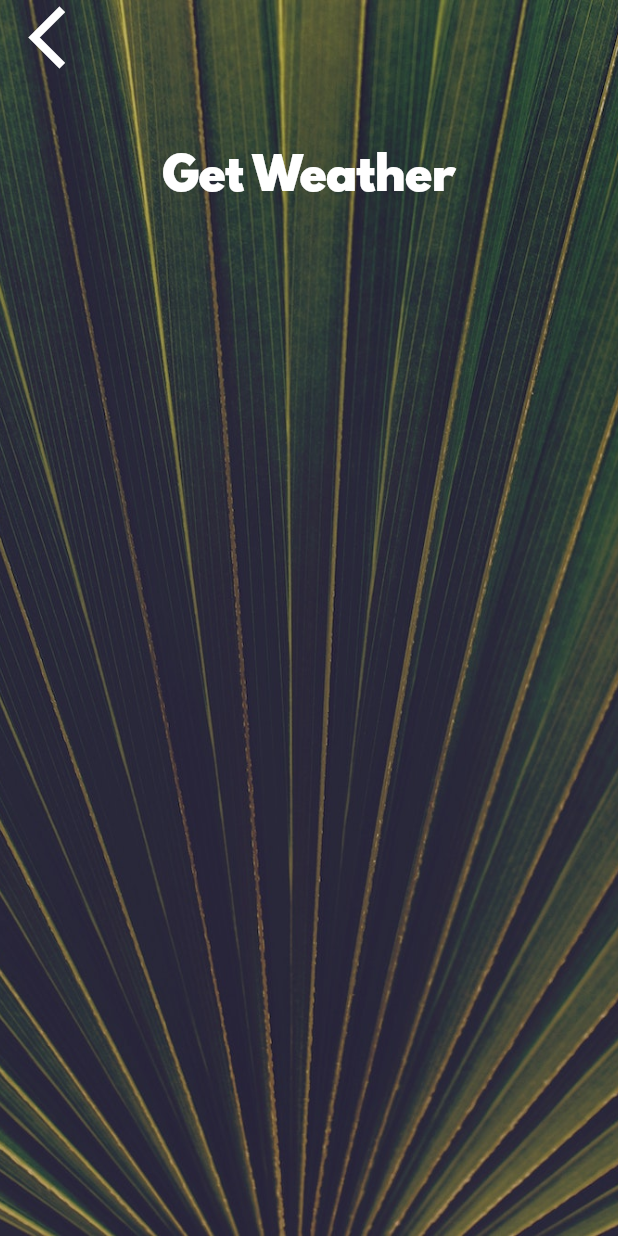
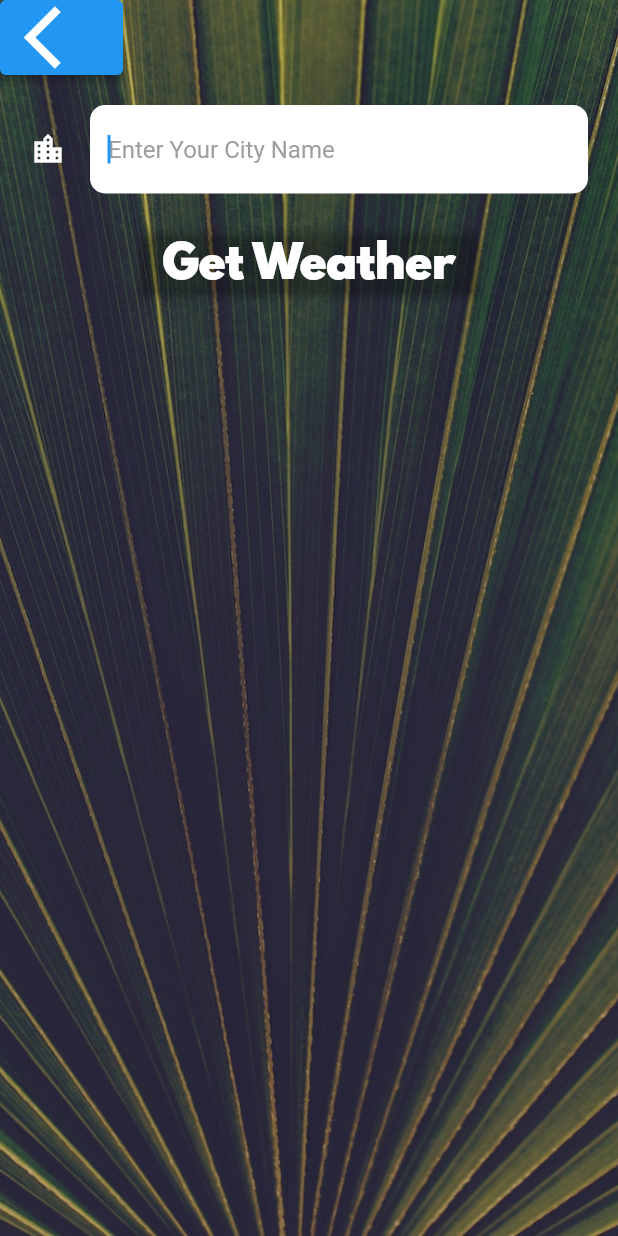
Before and after one commit to SultanCse/clima-flutter-new, a Flutter app: the CityScreen screen opened directly, on a phone screen of 412 x 824 dp. Run offline on Flutter 3.47's test engine with Material 2 defaults, Android fonts, the phone set to English and light mode, and no system bars; our stand-ins replace flutter_spinkit, geolocator.

Commit message:
functionality done

```diff
--- a/lib/main.dart
+++ b/lib/main.dart
@@ -9,8 +9,9 @@ class MyApp extends StatelessWidget {
   @override
   Widget build(BuildContext context) {
     return MaterialApp(
+      debugShowCheckedModeBanner: false,
       theme: ThemeData.dark(),
-      home: LoadingScreen(),
+      home: const LoadingScreen(),
     );
   }
 }
--- a/lib/screens/city_screen.dart
+++ b/lib/screens/city_screen.dart
@@ -1,43 +1,59 @@
 import 'package:clima_flutter_new/utilities/constants.dart';
+import 'package:flutter/cupertino.dart';
 import 'package:flutter/material.dart';
 
 class CityScreen extends StatefulWidget {
+  const CityScreen({Key? key}) : super(key: key);
+
   @override
   _CityScreenState createState() => _CityScreenState();
 }
 
 class _CityScreenState extends State<CityScreen> {
+  String? cityName;
   @override
   Widget build(BuildContext context) {
     return Scaffold(
       body: Container(
-        decoration: BoxDecoration(
+        decoration: const BoxDecoration(
           image: DecorationImage(
             image: AssetImage('images/city_background.jpg'),
             fit: BoxFit.cover,
           ),
         ),
-        constraints: BoxConstraints.expand(),
+        constraints: const BoxConstraints.expand(),
         child: SafeArea(
           child: Column(
             children: <Widget>[
               Align(
                 alignment: Alignment.topLeft,
-                child: FlatButton(
+                child: ElevatedButton(
                   onPressed: () {},
-                  child: Icon(
+                  child: const Icon(
                     Icons.arrow_back_ios,
                     size: 50.0,
                   ),
                 ),
               ),
               Container(
-                padding: EdgeInsets.all(20.0),
-                child: null,
+                padding: const EdgeInsets.all(20.0),
+                child: TextField(
+                  style: const TextStyle(color: Colors.black),
+                  decoration: kTextFieldDecoration,
+                  autofocus: true,
+                  onChanged: (String value) {
+                    cityName = value;
+                  },
+                ),
               ),
-              FlatButton(
-                onPressed: () {},
-                child: Text(
+              ElevatedButton(
+                onPressed: () {
+                  Navigator.pop(context, cityName);
+                },
+                style: ElevatedButton.styleFrom(
+                  primary: Colors.white.withOpacity(0),
+                ),
+                child: const Text(
                   'Get Weather',
                   style: kButtonTextStyle,
                 ),
--- a/lib/services/networking.dart
+++ b/lib/services/networking.dart
@@ -13,6 +13,7 @@ class NetworkHelper {
       return data;
     } else {
       print(response.statusCode);
+      return response.statusCode;
     }
   }
 }
--- a/lib/services/weather.dart
+++ b/lib/services/weather.dart
@@ -6,6 +6,14 @@ const apiKey = 'eca3e85d739a2706e48286ace306f97d&units=metric';
 const apiLink = 'https://api.openweathermap.org/data/2.5/weather';
 
 class WeatherModel {
+  Future<dynamic> getCityWeather(String city) async {
+    // api.openweathermap.org/data/2.5/weather?q={city name}&appid={API key}
+    NetworkHelper networkHelper =
+        NetworkHelper(url: '$apiLink?q=$city&appid=$apiKey');
+    var weatherData = await networkHelper.getData();
+    return weatherData;
+  }
+
   Future<dynamic> getLocationWeather() async {
     Location l = Location();
     await l.getCurrentLocation();
--- a/lib/utilities/constants.dart
+++ b/lib/utilities/constants.dart
@@ -18,3 +18,20 @@ const kButtonTextStyle = TextStyle(
 const kConditionTextStyle = TextStyle(
   fontSize: 100.0,
 );
+
+const kTextFieldDecoration = InputDecoration(
+  icon: Icon(
+    Icons.location_city,
+    color: Colors.white,
+  ),
+  border: OutlineInputBorder(
+    borderRadius: BorderRadius.all(
+      Radius.circular(10),
+    ),
+    borderSide: BorderSide.none,
+  ),
+  filled: true,
+  fillColor: Colors.white,
+  hintText: "Enter Your City Name",
+  hintStyle: TextStyle(color: Colors.grey),
+);
```
Also changed, not shown: lib/screens/location_screen.dart (+27 -5 lines), 1 other file.
